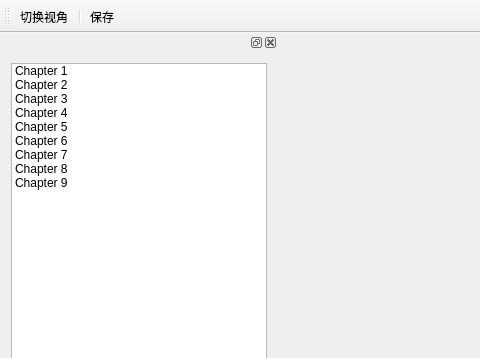
lvke-neu/DXWithQT, file DirectXWithQt/mainwindow.ui: the form before one commit; both pictures show x 0 to 480 and y 0 to 358 of the 1024 by 768 pixel window.
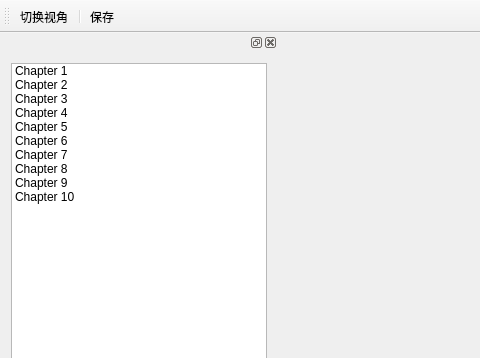
The form after the commit.

```diff
--- a/DirectXWithQt/mainwindow.ui
+++ b/DirectXWithQt/mainwindow.ui
@@ -81,6 +81,11 @@
          <string>Chapter 9</string>
         </property>
        </item>
+       <item>
+        <property name="text">
+         <string>Chapter 10</string>
+        </property>
+       </item>
       </widget>
      </item>
     </layout>
```
